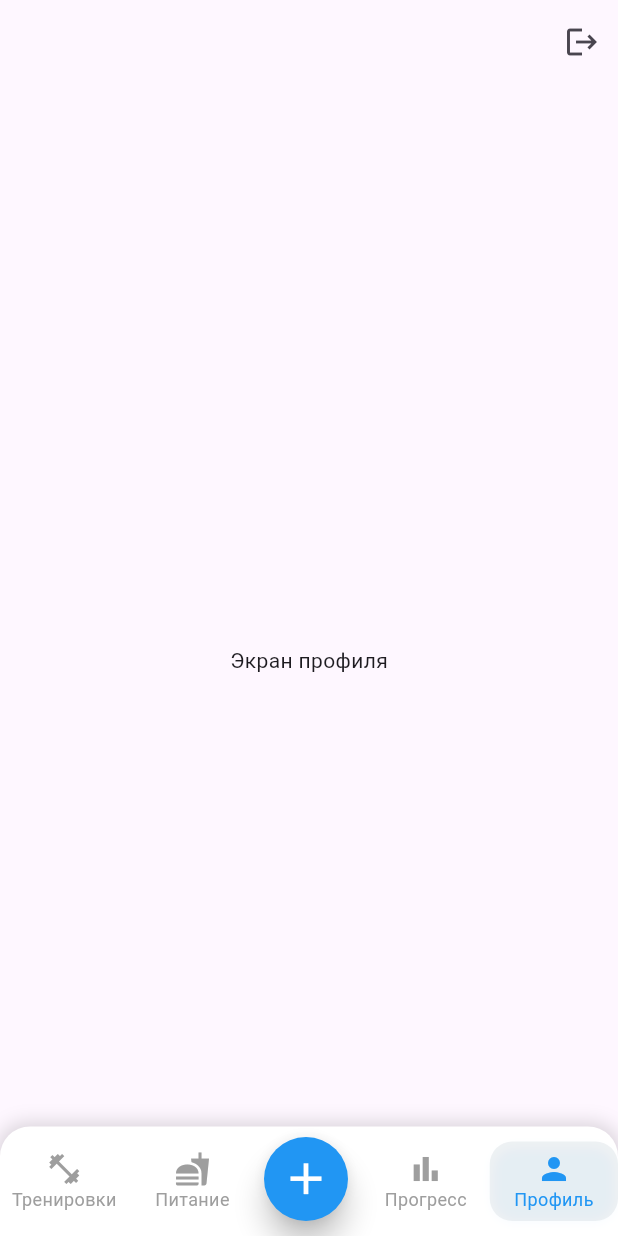
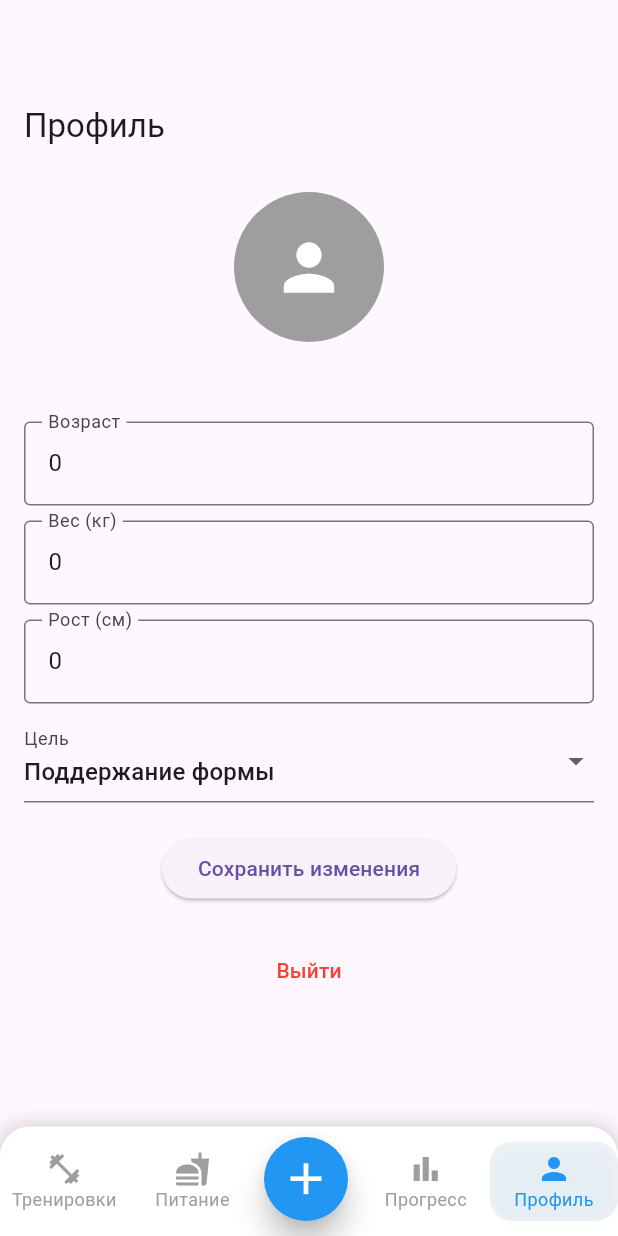
Before and after one commit to Clydewtf/fitness_app, a Flutter app: the HomeScreen screen opened directly, item 4 of the bottom bar chosen, on a phone screen of 412 x 824 dp. Run offline on Flutter 3.47's test engine with Material 3 defaults, Android fonts, the phone set to English and light mode, and no system bars; our stand-ins replace cloud_firestore, equatable, firebase_auth, firebase_core, flutter_bloc, flutter_local_notifications and 3 more; accounts and stored records are empty.

Commit message:
Added profile screen; Added save & load profile information

```diff
--- a/lib/presentation/screens/home/home_screen.dart
+++ b/lib/presentation/screens/home/home_screen.dart
@@ -35,20 +35,7 @@ class _HomeScreenState extends State<HomeScreen> {
   @override
   Widget build(BuildContext context) {
     return Scaffold(
-      appBar: AppBar(
-        actions: [
-          IconButton(
-            icon: const Icon(Icons.logout),
-            onPressed: () {
-              context.read<AuthBloc>().add(LogoutUser());
-              Navigator.pushReplacement(
-                context,
-                MaterialPageRoute(builder: (context) => const LoginScreen()),
-              );
-            },
-          ),
-        ],
-      ),
+      appBar: AppBar(),
       body: Stack(
         children: [
           _screens[_selectedIndex], // Показываем активный экран
--- a/lib/presentation/screens/profile/profile_screen.dart
+++ b/lib/presentation/screens/profile/profile_screen.dart
@@ -1,13 +1,148 @@
 import 'package:flutter/material.dart';
+import 'package:flutter_bloc/flutter_bloc.dart';
+import '../../../logic/auth_bloc/auth_bloc.dart';
+import '../../../logic/auth_bloc/auth_event.dart';
+import '../../../services/auth_service.dart';
+import '../../../services/user_service.dart';
+import '../auth/login_screen.dart';
 
-class ProfileScreen extends StatelessWidget {
+class ProfileScreen extends StatefulWidget {
   const ProfileScreen({super.key});
 
   @override
+  _ProfileScreenState createState() => _ProfileScreenState();
+}
+
+class _ProfileScreenState extends State<ProfileScreen> {
+  final TextEditingController _ageController = TextEditingController();
+  final TextEditingController _weightController = TextEditingController();
+  final TextEditingController _heightController = TextEditingController();
+  final UserService _userService = UserService();
+  String _selectedGoal = 'Поддержание формы';
+
+  @override
+  void initState() {
+    super.initState();
+    _loadUserData();
+  }
+
+  Future<void> _loadUserData() async {
+    final user = AuthService().getCurrentUser();
+    if (user == null) return;
+
+    Map<String, dynamic>? userData = await _userService.getUserData(user.uid);
+    if (userData != null) {
+      setState(() {
+        _ageController.text = (userData['age'] ?? '').toString();
+        _weightController.text = (userData['weight'] ?? '').toString();
+        _heightController.text = (userData['height'] ?? '').toString();
+        _selectedGoal = userData['goal'] ?? 'Поддержание формы';
+      });
+    }
+  }
+
+  @override
   Widget build(BuildContext context) {
+    final user = AuthService().getCurrentUser();
+
     return Scaffold(
-      body: const Center(
-        child: Text("Экран профиля"),
+      appBar: AppBar(title: const Text("Профиль")),
+      body: Padding(
+        padding: const EdgeInsets.all(16.0),
+        child: Column(
+          crossAxisAlignment: CrossAxisAlignment.center,
+          children: [
+            // Фото профиля
+            const CircleAvatar(
+              radius: 50,
+              backgroundColor: Colors.grey,
+              child: Icon(Icons.person, size: 50, color: Colors.white),
+            ),
+            const SizedBox(height: 10),
+
+            // Email (не редактируемый)
+            Text(
+              user?.email ?? "Неизвестный пользователь",
+              style: const TextStyle(fontSize: 16, fontWeight: FontWeight.bold),
+            ),
+            const SizedBox(height: 20),
+
+            // Поля для возраста, веса, роста
+            _buildTextField("Возраст", _ageController),
+            _buildTextField("Вес (кг)", _weightController),
+            _buildTextField("Рост (см)", _heightController),
+
+            // Выбор цели
+            DropdownButtonFormField<String>(
+              value: _selectedGoal,
+              decoration: const InputDecoration(labelText: "Цель"),
+              items: ["Набор массы", "Сушка", "Поддержание формы"]
+                  .map((goal) => DropdownMenuItem(value: goal, child: Text(goal)))
+                  .toList(),
+              onChanged: (value) {
+                setState(() {
+                  _selectedGoal = value!;
+                });
+              },
+            ),
+            const SizedBox(height: 20),
+
+            // Кнопка сохранения
+            ElevatedButton(
+              onPressed: _saveProfile,
+              child: const Text("Сохранить изменения"),
+            ),
+
+            const SizedBox(height: 20),
+
+            // Выход из аккаунта
+            TextButton(
+              onPressed: () {
+                context.read<AuthBloc>().add(LogoutUser());
+                // Navigator.pop(context);
+                Navigator.pushReplacement(
+                context,
+                MaterialPageRoute(builder: (context) => const LoginScreen()),
+              );
+              },
+              child: const Text("Выйти", style: TextStyle(color: Colors.red)),
+            ),
+          ],
+        ),
+      ),
+    );
+  }
+
+  Future<void> _saveProfile() async {
+  final user = AuthService().getCurrentUser();
+  if (user == null) return;
+
+  Map<String, dynamic> updatedData = {
+    'age': int.tryParse(_ageController.text) ?? 0,
+    'weight': double.tryParse(_weightController.text) ?? 0.0,
+    'height': double.tryParse(_heightController.text) ?? 0.0,
+    'goal': _selectedGoal,
+  };
+
+  await _userService.updateUserData(user.uid, updatedData);
+
+  ScaffoldMessenger.of(context).hideCurrentSnackBar();
+  ScaffoldMessenger.of(context).showSnackBar(
+    const SnackBar(content: Text('Данные профиля обновлены!')),
+  );
+}
+
+  // Виджет для текстовых полей
+  Widget _buildTextField(String label, TextEditingController controller) {
+    return Padding(
+      padding: const EdgeInsets.only(bottom: 10),
+      child: TextField(
+        controller: controller,
+        keyboardType: TextInputType.number,
+        decoration: InputDecoration(
+          labelText: label,
+          border: OutlineInputBorder(),
+        ),
       ),
     );
   }
--- a/pubspec.yaml
+++ b/pubspec.yaml
@@ -45,6 +45,8 @@ dependencies:
   firebase_core: ^3.12.1
   firebase_auth: ^5.5.1
   cloud_firestore: ^5.6.5
+  firebase_storage: ^12.4.4
+  image_picker: ^1.1.2
 
 dev_dependencies:
   flutter_test:
```
Also changed, not shown: pubspec.lock, 5 other files.
